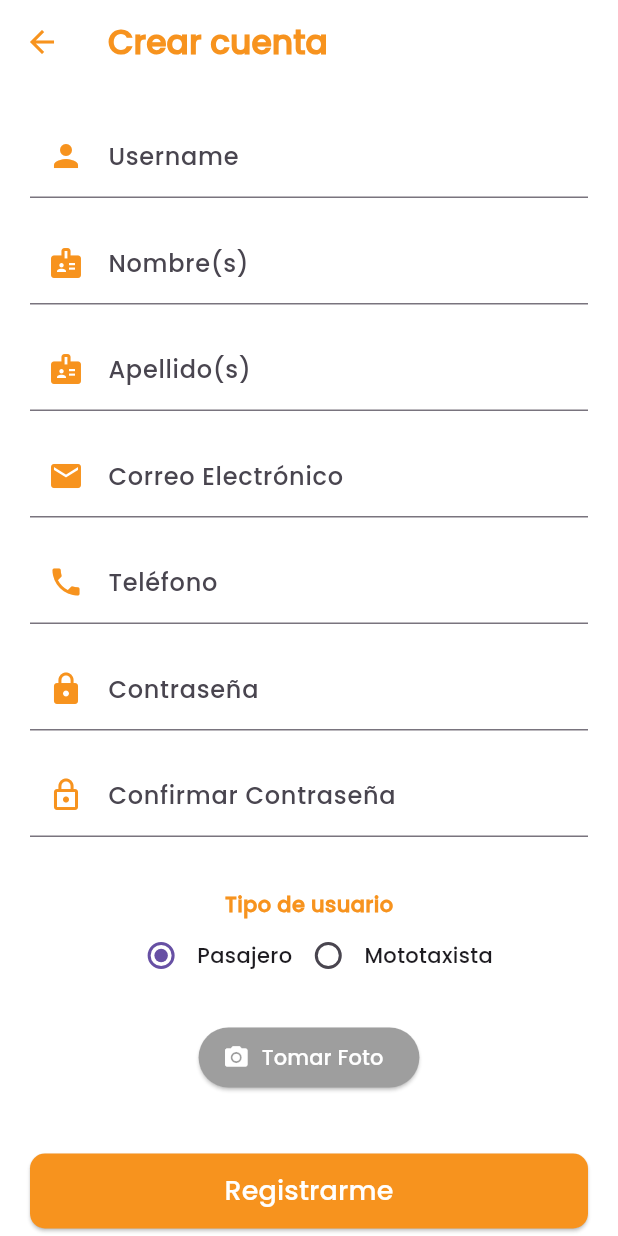
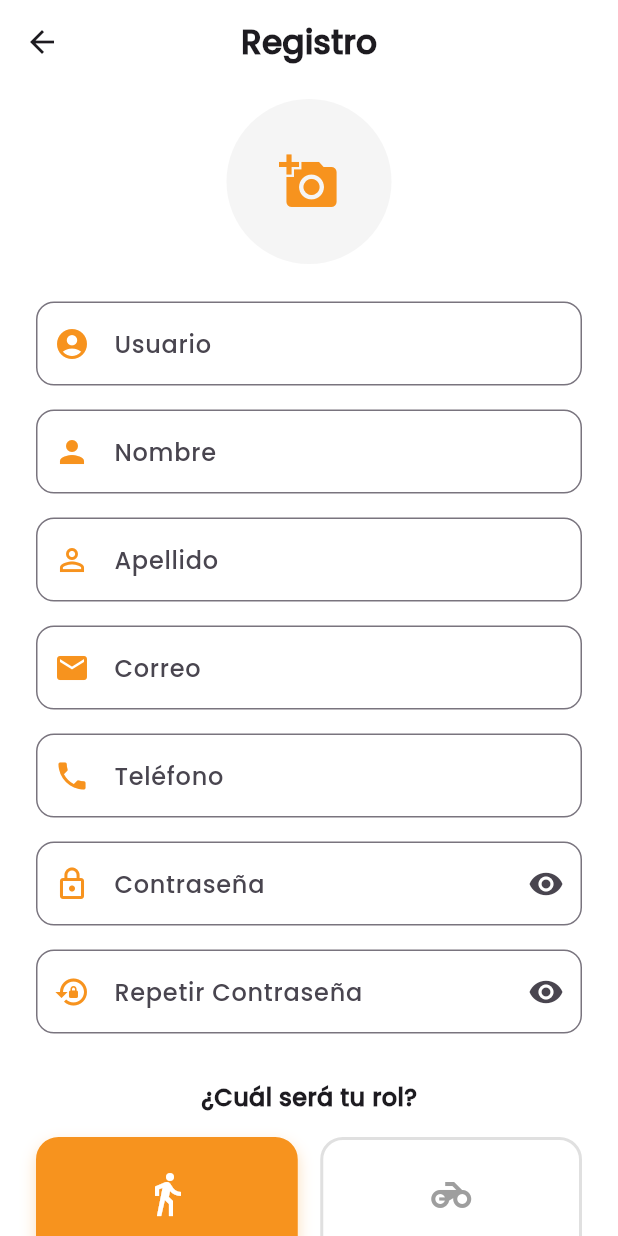
Before and after one commit to rogerarmandochanac/kooneex-frontend, a Flutter app: the RegisterScreen screen opened by its route, on a phone screen of 412 x 824 dp. Run offline on Flutter 3.47's test engine with Material 3 defaults, Android fonts, the phone set to English and light mode, and no system bars; our stand-ins replace connectivity_plus, firebase_core, firebase_messaging, flutter_map, geolocator, image_picker and 3 more; missing offline and left inert: flutter_map_tile_caching; accounts and stored records are empty.

Commit message:
screen de registro mejorada y aumentada

```diff
--- a/lib/screens/register_screen.dart
+++ b/lib/screens/register_screen.dart
@@ -14,7 +14,7 @@
   final _formKey = GlobalKey<FormState>();
   final _authService = AuthService();
 
-  // Controladores (Equivalente a los id en registro.kv)
+  // Controladores de texto
   final _userController = TextEditingController();
   final _nameController = TextEditingController();
   final _lastNameController = TextEditingController();
@@ -24,66 +24,206 @@
   final _confirmPassController = TextEditingController();
 
   String _selectedRol = 'pasajero';
-  File? _imageFile; // Para la foto de registro [cite: 50]
-  final bool _isObscure = true;
+  File? _imageFile;
+  bool _isObscure = true;
 
-  // Lógica de captura de foto (Sustituye a abrir_camara_nativa) [cite: 50]
+  /// Captura de foto optimizada
   Future<void> _takePhoto() async {
     final picker = ImagePicker();
-    final pickedFile = await picker.pickImage(source: ImageSource.camera);
+    final pickedFile = await picker.pickImage(source: ImageSource.camera, imageQuality: 70);
 
     if (pickedFile != null) {
-      setState(() {
-        _imageFile = File(pickedFile.path);
-      });
+      setState(() => _imageFile = File(pickedFile.path));
     }
   }
 
   void _handleRegister() async {
-    // 1. Validaciones (Equivalente a registrar() en registro.py) [cite: 34, 40, 41, 47]
+    // 1. Validaciones de formulario (Campos vacíos, formatos, etc.)
     if (!_formKey.currentState!.validate()) return;
 
+    // 2. Validación manual de la foto
     if (_imageFile == null) {
-      _showError("Tómate una foto para el registro."); // [cite: 50]
+      _showSnackBar("Por favor, tómate una foto para continuar.", isError: true);
       return;
     }
 
-    if (_passController.text != _confirmPassController.text) {
-      _showError("Las contraseñas no coinciden."); // [cite: 47]
-      return;
-    }
-
-    // Mostrar Spinner (Flutter lo hace con un Dialog)
     _showLoading();
 
     final result = await _authService.register(
-      username: _userController.text,
+      username: _userController.text.trim(),
       password: _passController.text,
-      email: _emailController.text,
-      firstName: _nameController.text,
-      lastName: _lastNameController.text,
-      telefono: _phoneController.text,
+      email: _emailController.text.trim(),
+      firstName: _nameController.text.trim(),
+      lastName: _lastNameController.text.trim(),
+      telefono: _phoneController.text.trim(),
       rol: _selectedRol,
-      foto: _imageFile!, // Enviamos el archivo de imagen
+      foto: _imageFile!,
     );
 
-    Navigator.pop(context); // Quitar spinner
+    if (mounted) Navigator.pop(context); // Quitar spinner
 
     if (result['success']) {
-      Navigator.pop(context); // Volver al login
-      _showSuccess("Usuario creado correctamente");
+      _showSnackBar("Cuenta creada con éxito", isError: false);
+      if (mounted) Navigator.pop(context);
     } else {
-      _showError(result['message']);
+      _showSnackBar(result['message'], isError: true);
     }
   }
 
-  // --- MÉTODOS DE APOYO (UI) ---
-  void _showError(String msg) {
-    ScaffoldMessenger.of(context).showSnackBar(SnackBar(content: Text(msg), backgroundColor: Colors.red));
+  @override
+  Widget build(BuildContext context) {
+    const brandColor = Color(0xFFF7931E);
+
+    return Scaffold(
+      backgroundColor: Colors.white,
+      appBar: AppBar(
+        title: const Text("Registro", style: TextStyle(fontWeight: FontWeight.bold)),
+        centerTitle: true,
+        backgroundColor: Colors.white,
+        elevation: 0,
+      ),
+      body: SingleChildScrollView(
+        padding: const EdgeInsets.symmetric(horizontal: 24, vertical: 10),
+        child: Form(
+          key: _formKey,
+          child: Column(
+            children: [
+              // Avatar de Perfil
+              Center(
+                child: GestureDetector(
+                  onTap: _takePhoto,
+                  child: CircleAvatar(
+                    radius: 55,
+                    backgroundColor: Colors.grey[100],
+                    backgroundImage: _imageFile != null ? FileImage(_imageFile!) : null,
+                    child: _imageFile == null
+                      ? const Icon(Icons.add_a_photo, size: 40, color: brandColor)
+                      : null,
+                  ),
+                ),
+              ),
+              const SizedBox(height: 25),
+
+              // Inputs de Texto
+              _buildField(_userController, "Usuario", Icons.account_circle),
+              _buildField(_nameController, "Nombre", Icons.person),
+              _buildField(_lastNameController, "Apellido", Icons.person_outline),
+              _buildField(_emailController, "Correo", Icons.email, type: TextInputType.emailAddress),
+              _buildField(_phoneController, "Teléfono", Icons.phone, type: TextInputType.phone),
+
+              // Campo Contraseña
+              _buildField(
+                _passController,
+                "Contraseña",
+                Icons.lock_outline,
+                obscure: _isObscure,
+                isPassword: true,
+              ),
+
+              // Verificación de Contraseña (Validación cruzada)
+              _buildField(
+                _confirmPassController,
+                "Repetir Contraseña",
+                Icons.lock_reset,
+                obscure: _isObscure,
+                isPassword: true,
+                validator: (value) {
+                  if (value == null || value.isEmpty) return "Confirma tu contraseña";
+                  if (value != _passController.text) return "Las contraseñas no coinciden";
+                  return null;
+                },
+              ),
+
+              const SizedBox(height: 15),
+              const Text("¿Cuál será tu rol?", style: TextStyle(fontWeight: FontWeight.bold, fontSize: 16)),
+              const SizedBox(height: 15),
+
+              // Selector de Rol Mejorado (Tarjetas visuales)
+              Row(
+                children: [
+                  Expanded(child: _roleCard('pasajero', 'Soy Pasajero', Icons.directions_walk, brandColor)),
+                  const SizedBox(width: 15),
+                  Expanded(child: _roleCard('mototaxista', 'Soy Conductor', Icons.motorcycle, brandColor)),
+                ],
+              ),
+
+              const SizedBox(height: 35),
+
+              ElevatedButton(
+                onPressed: _handleRegister,
+                style: ElevatedButton.styleFrom(
+                  backgroundColor: brandColor,
+                  minimumSize: const Size(double.infinity, 55),
+                  shape: RoundedRectangleBorder(borderRadius: BorderRadius.circular(12)),
+                ),
+                child: const Text("FINALIZAR REGISTRO", style: TextStyle(color: Colors.white, fontWeight: FontWeight.bold)),
+              ),
+              const SizedBox(height: 20),
+            ],
+          ),
+        ),
+      ),
+    );
   }
 
-  void _showSuccess(String msg) {
-    ScaffoldMessenger.of(context).showSnackBar(SnackBar(content: Text(msg), backgroundColor: Colors.green));
+  /// Tarjeta de selección de rol con feedback visual claro
+  Widget _roleCard(String role, String label, IconData icon, Color activeColor) {
+    bool isSelected = _selectedRol == role;
+    return GestureDetector(
+      onTap: () => setState(() => _selectedRol = role),
+      child: AnimatedContainer(
+        duration: const Duration(milliseconds: 200),
+        padding: const EdgeInsets.symmetric(vertical: 20),
+        decoration: BoxDecoration(
+          color: isSelected ? activeColor : Colors.white,
+          borderRadius: BorderRadius.circular(15),
+          border: Border.all(color: isSelected ? activeColor : Colors.grey[300]!, width: 2),
+          boxShadow: isSelected ? [BoxShadow(color: activeColor.withOpacity(0.3), blurRadius: 8, offset: const Offset(0, 4))] : [],
+        ),
+        child: Column(
+          children: [
+            Icon(icon, size: 32, color: isSelected ? Colors.white : Colors.grey),
+            const SizedBox(height: 8),
+            Text(label, style: TextStyle(color: isSelected ? Colors.white : Colors.grey[600], fontWeight: FontWeight.bold)),
+          ],
+        ),
+      ),
+    );
+  }
+
+  /// Generador de inputs estilizados
+  Widget _buildField(
+    TextEditingController controller,
+    String label,
+    IconData icon,
+    {bool obscure = false, bool isPassword = false, TextInputType type = TextInputType.text, String? Function(String?)? validator}
+  ) {
+    return Padding(
+      padding: const EdgeInsets.only(bottom: 16),
+      child: TextFormField(
+        controller: controller,
+        obscureText: obscure,
+        keyboardType: type,
+        validator: validator ?? (value) => value!.isEmpty ? "Campo obligatorio" : null,
+        decoration: InputDecoration(
+          labelText: label,
+          prefixIcon: Icon(icon, color: const Color(0xFFF7931E)),
+          suffixIcon: isPassword ? IconButton(
+            icon: Icon(_isObscure ? Icons.visibility : Icons.visibility_off),
+            onPressed: () => setState(() => _isObscure = !_isObscure),
+          ) : null,
+          border: OutlineInputBorder(borderRadius: BorderRadius.circular(12)),
+        ),
+      ),
+    );
+  }
+
+  void _showSnackBar(String msg, {bool isError = false}) {
+    ScaffoldMessenger.of(context).showSnackBar(SnackBar(
+      content: Text(msg),
+      backgroundColor: isError ? Colors.red : Colors.green,
+      behavior: SnackBarBehavior.floating,
+    ));
   }
 
   void _showLoading() {
@@ -93,84 +233,4 @@
       builder: (context) => const Center(child: CircularProgressIndicator(color: Color(0xFFF7931E))),
     );
   }
-
-  @override
-  Widget build(BuildContext context) {
-    return Scaffold(
-      backgroundColor: Colors.white,
-      appBar: AppBar(
-        title: const Text("Crear cuenta", style: TextStyle(fontWeight: FontWeight.bold)),
-        foregroundColor: const Color(0xFFF7931E),
-        backgroundColor: Colors.white,
-        elevation: 0,
-      ),
-      body: SingleChildScrollView(
-        padding: const EdgeInsets.all(20),
-        child: Form(
-          key: _formKey,
-          child: Column(
-            children: [
-              _buildInput(_userController, "Username", Icons.person, (v) => v!.length < 8 ? "Mínimo 8 caracteres" : null),
-              _buildInput(_nameController, "Nombre(s)", Icons.badge, (v) => v!.isEmpty ? "Campo obligatorio" : null),
-              _buildInput(_lastNameController, "Apellido(s)", Icons.badge, (v) => v!.isEmpty ? "Campo obligatorio" : null),
-              _buildInput(_emailController, "Correo Electrónico", Icons.email, (v) => !v!.contains("@") ? "Email inválido" : null),
-              _buildInput(_phoneController, "Teléfono", Icons.phone, (v) => v!.length != 10 ? "Deben ser 10 dígitos" : null, type: TextInputType.phone),
-              _buildInput(_passController, "Contraseña", Icons.lock, (v) => v!.isEmpty ? "Campo obligatorio" : null, obscure: _isObscure),
-              _buildInput(_confirmPassController, "Confirmar Contraseña", Icons.lock_outline, (v) => v != _passController.text ? "No coinciden" : null, obscure: _isObscure),
-
-              const SizedBox(height: 20),
-              const Text("Tipo de usuario", style: TextStyle(fontWeight: FontWeight.bold, color: Color(0xFFF7931E))),
-              Row(
-                mainAxisAlignment: MainAxisAlignment.center,
-                children: [
-                  Radio(value: 'pasajero', groupValue: _selectedRol, onChanged: (v) => setState(() => _selectedRol = v!)),
-                  const Text("Pasajero"),
-                  Radio(value: 'mototaxista', groupValue: _selectedRol, onChanged: (v) => setState(() => _selectedRol = v!)),
-                  const Text("Mototaxista"),
-                ],
-              ),
-
-              const SizedBox(height: 20),
-              // Botón de Foto [cite: 50]
-              ElevatedButton.icon(
-                onPressed: _takePhoto,
-                icon: Icon(Icons.camera_alt, color: _imageFile == null ? Colors.white : Colors.green),
-                label: Text(_imageFile == null ? "Tomar Foto" : "Foto cargada", style: const TextStyle(color: Colors.white)),
-                style: ElevatedButton.styleFrom(backgroundColor: _imageFile == null ? Colors.grey : Colors.green),
-              ),
-
-              const SizedBox(height: 40),
-              // Botón Registrar (Equivalente al FloatingActionButton check) [cite: 52]
-              ElevatedButton(
-                onPressed: _handleRegister,
-                style: ElevatedButton.styleFrom(
-                  backgroundColor: const Color(0xFFF7931E),
-                  minimumSize: const Size(double.infinity, 50),
-                  shape: RoundedRectangleBorder(borderRadius: BorderRadius.circular(10)),
-                ),
-                child: const Text("Registrarme", style: TextStyle(color: Colors.white, fontSize: 18)),
-              ),
-            ],
-          ),
-        ),
-      ),
-    );
-  }
-
-  Widget _buildInput(TextEditingController ctrl, String label, IconData icon, String? Function(String?)? validator, {bool obscure = false, TextInputType type = TextInputType.text}) {
-    return Padding(
-      padding: const EdgeInsets.only(bottom: 15),
-      child: TextFormField(
-        controller: ctrl,
-        obscureText: obscure,
-        keyboardType: type,
-        decoration: InputDecoration(
-          labelText: label,
-          prefixIcon: Icon(icon, color: const Color(0xFFF7931E)),
-          border: const UnderlineInputBorder(),
-        ),
-        validator: validator,
-      ),
-    );
-  }
 }
```
